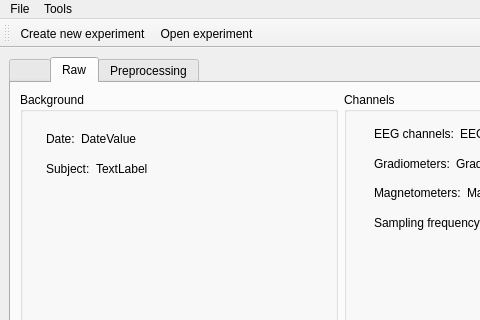
cibr-jyu/meggie, file hoksotin/ui/qt4Designer/UIehdotus9.ui: the form before one commit; both pictures show x 0 to 480 and y 0 to 320 of the 1007 by 701 pixel window.
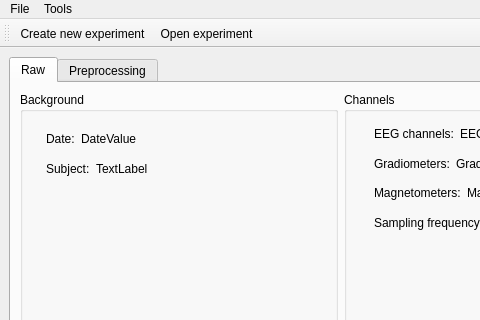
The form after the commit.

Patch:
```diff
--- a/hoksotin/ui/qt4Designer/UIehdotus9.ui
+++ b/hoksotin/ui/qt4Designer/UIehdotus9.ui
@@ -28,11 +28,6 @@
         <property name="currentIndex">
          <number>1</number>
         </property>
-        <widget class="QWidget" name="tabBlank">
-         <attribute name="title">
-          <string>     </string>
-         </attribute>
-        </widget>
         <widget class="QWidget" name="tabRaw">
          <attribute name="title">
           <string>Raw</string>
```
Left out of the diff: 4 changed lines with no effect on the pictures.
